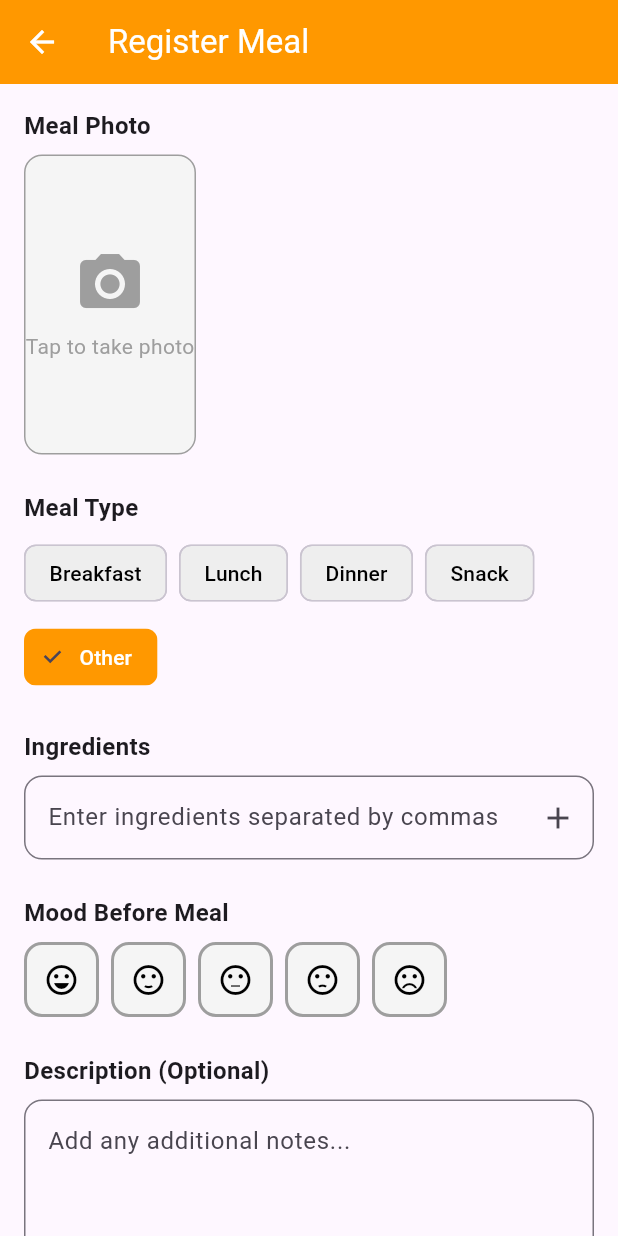
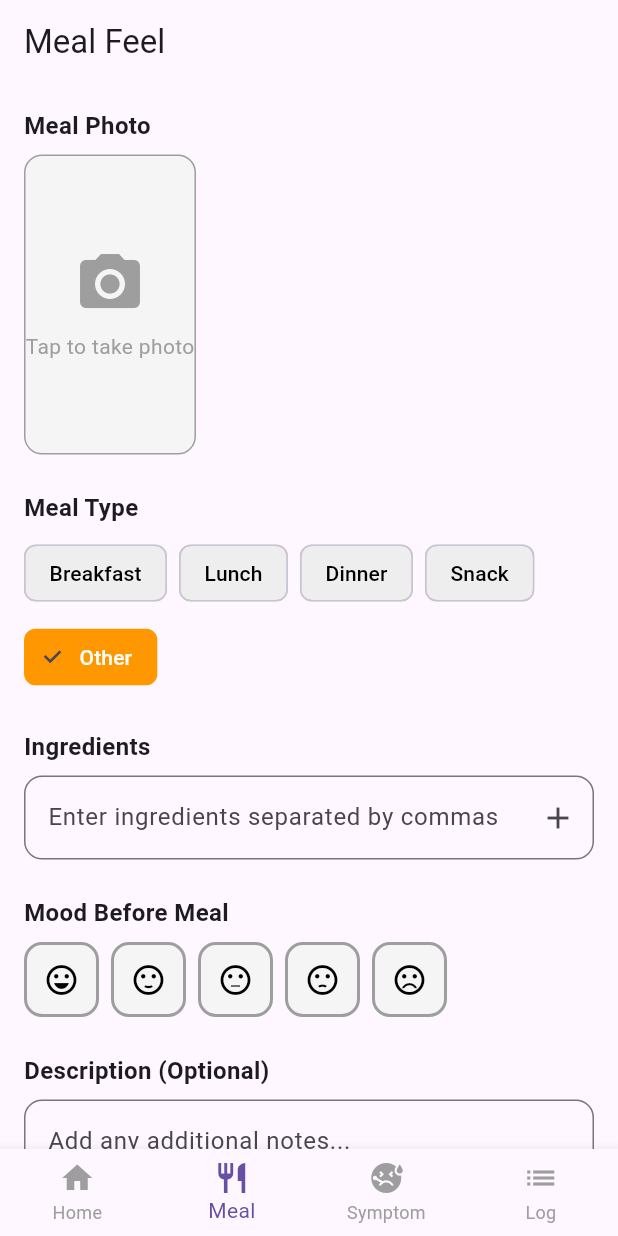
Before and after one commit to BartekBac/scheck, a Flutter app: the screen it shows after launch, item 2 of the bottom bar chosen, on a phone screen of 412 x 824 dp. Run offline on Flutter 3.47's test engine with Material 3 defaults, Android fonts, the phone set to English and light mode, and no system bars; our stand-ins replace bloc, drift, equatable, flutter_bloc, freezed_annotation, get_it and 4 more; accounts and stored records are empty; generated files the repository leaves out were written again.

Commit message:
added navigation feature, added camera handling, EntryBloc refactore to watch entries stream

```diff
--- a/lib/app/view/app.dart
+++ b/lib/app/view/app.dart
@@ -1,5 +1,5 @@
 import 'package:flutter/material.dart';
-import 'package:scheck/features/entries/presentation/pages/home_page.dart';
+import 'package:scheck/features/navigation/presentation/pages/navigation_page.dart';
 import 'package:scheck/l10n/l10n.dart';
 
 class App extends StatelessWidget {
@@ -21,7 +21,7 @@ class App extends StatelessWidget {
       ),
       localizationsDelegates: AppLocalizations.localizationsDelegates,
       supportedLocales: AppLocalizations.supportedLocales,
-      home: const HomePage(),
+      home: const NavigationPage(),
     );
   }
 }
--- /dev/null
+++ b/lib/features/entries/domain/usecases/watch_entries.dart
@@ -0,0 +1,14 @@
+import 'package:injectable/injectable.dart';
+import 'package:scheck/core/entities/entry.dart';
+import 'package:scheck/features/entries/domain/repositories/entry_repository.dart';
+
+@injectable
+class WatchEntries {
+  final EntryRepository _repository;
+
+  WatchEntries(this._repository);
+
+  Stream<List<Entry>> call() {
+    return _repository.watchAll();
+  }
+}
--- a/lib/features/entries/presentation/bloc/entry_bloc.dart
+++ b/lib/features/entries/presentation/bloc/entry_bloc.dart
@@ -1,27 +1,42 @@
 import 'package:bloc/bloc.dart';
+import 'package:freezed_annotation/freezed_annotation.dart';
 import 'package:injectable/injectable.dart';
 import 'package:scheck/core/entities/entry.dart';
-import 'package:scheck/features/entries/domain/usecases/add_entry.dart';
 import 'package:scheck/features/entries/domain/usecases/get_entries.dart';
-//import 'entry_event.dart';
-//import 'entry_state.dart';
+import 'package:scheck/features/entries/domain/usecases/watch_entries.dart';
 
 part 'entry_event.dart';
 part 'entry_state.dart';
+part 'entry_bloc.freezed.dart';
 
-//TODO: should be refactored to watch repo streams
+
 @injectable
 class EntryBloc extends Bloc<EntryEvent, EntryState> {
   final GetEntries getEntries;
-  final AddEntry addEntry;
+  //final AddEntry addEntry;
+  final WatchEntries watchEntries;
 
   EntryBloc({
     required this.getEntries,
-    required this.addEntry,
+    //required this.addEntry,
+    required this.watchEntries,
   }) : super(EntryInitial()) {
     on<LoadEntries>(_onLoadEntries);
-    on<AddEntryEvent>(_onAddEntry);
-    on<DeleteEntryEvent>(_onDeleteEntry);
+    /*on<AddEntryEvent>(_onAddEntry);
+    on<DeleteEntryEvent>(_onDeleteEntry);*/
+    on<EntriesSubscriptionRequested>(_onSubscriptionRequested);
+  }
+
+  Future<void> _onSubscriptionRequested(
+      EntriesSubscriptionRequested event,
+      Emitter<EntryState> emit,
+      ) async {
+    emit(EntryLoading());
+    await emit.onEach<List<Entry>>(
+      watchEntries(),
+      onData: (entries) => emit(EntryLoaded(entries)),
+      onError: (error, stackTrace) => emit(EntryError('Failed to load entries: $error')),
+    );
   }
 
   Future<void> _onLoadEntries(LoadEntries event, Emitter<EntryState> emit) async {
@@ -34,6 +49,7 @@ class EntryBloc extends Bloc<EntryEvent, EntryState> {
     }
   }
 
+  /*
   Future<void> _onAddEntry(AddEntryEvent event, Emitter<EntryState> emit) async {
     try {
       await addEntry(event.entry);
@@ -51,4 +67,5 @@ class EntryBloc extends Bloc<EntryEvent, EntryState> {
       emit(EntryError('Failed to delete entry: $e'));
     }
   }
+  */
 }
--- a/lib/features/entries/presentation/bloc/entry_event.dart
+++ b/lib/features/entries/presentation/bloc/entry_event.dart
@@ -4,6 +4,9 @@ abstract class EntryEvent {}
 
 class LoadEntries extends EntryEvent {}
 
+class EntriesSubscriptionRequested extends EntryEvent {}
+
+/*
 class AddEntryEvent extends EntryEvent {
   final Entry entry;
 
@@ -14,4 +17,4 @@ class DeleteEntryEvent extends EntryEvent {
   final String id;
 
   DeleteEntryEvent(this.id);
-}
+}*/
--- a/lib/features/entries/presentation/bloc/entry_state.dart
+++ b/lib/features/entries/presentation/bloc/entry_state.dart
@@ -1,19 +1,9 @@
 part of 'entry_bloc.dart';
 
-abstract class EntryState {}
-
-class EntryInitial extends EntryState {}
-
-class EntryLoading extends EntryState {}
-
-class EntryLoaded extends EntryState {
-  final List<Entry> entries;
-
-  EntryLoaded(this.entries);
+@freezed
+sealed class EntryState with _$EntryState {
+  const factory EntryState.initial() = EntryInitial;
+  const factory EntryState.loading() = EntryLoading;
+  const factory EntryState.loaded(List<Entry> entries) = EntryLoaded;
+  const factory EntryState.error(String message) = EntryError;
 }
-
-class EntryError extends EntryState {
-  final String message;
-
-  EntryError(this.message);
-}
--- a/lib/features/entries/presentation/pages/meal_registration_page.dart
+++ b/lib/features/entries/presentation/pages/meal_registration_page.dart
@@ -11,20 +11,9 @@ class MealRegistrationPage extends StatelessWidget {
 
   @override
   Widget build(BuildContext context) {
-    return Scaffold(
-      appBar: AppBar(
-        title: const Text('Register Meal'),
-        elevation: 0,
-        backgroundColor: Colors.orange,
-        foregroundColor: Colors.white,
-      ),
-      body: BlocProvider(
-        create: (context) => getIt<MealRegistrationBloc>(),
-        /*create: (context) => MealRegistrationBloc(
-          addEntry: AddEntry(EntryRepositoryMock())
-        ),*/
-        child: const MealRegistrationForm(),
-      ),
+    return BlocProvider(
+      create: (context) => getIt<MealRegistrationBloc>(),
+      child: const MealRegistrationForm(),
     );
   }
 }
@@ -46,28 +35,28 @@ class MealRegistrationBloc extends Bloc<MealRegistrationEvent, MealRegistrationS
   Future<void> _onSelectImage(SelectImage event, Emitter<MealRegistrationState> emit) async {
     emit(state.copyWith(
       imageUrl: event.imageUrl,
-      status: MealRegistrationStatus.imageSelected,
+      status: MealRegistrationStatus.editing,
     ));
   }
 
   Future<void> _onUpdateMealType(UpdateMealType event, Emitter<MealRegistrationState> emit) async {
     emit(state.copyWith(
       mealType: event.mealType,
-      status: MealRegistrationStatus.mealTypeSelected,
+      status: MealRegistrationStatus.editing,
     ));
   }
 
   Future<void> _onUpdateIngredients(UpdateIngredients event, Emitter<MealRegistrationState> emit) async {
     emit(state.copyWith(
       ingredients: event.ingredients,
-      status: MealRegistrationStatus.ingredientsAdded,
+      status: MealRegistrationStatus.editing,
     ));
   }
 
   Future<void> _onUpdateMood(UpdateMood event, Emitter<MealRegistrationState> emit) async {
     emit(state.copyWith(
       moodBeforeMeal: event.mood,
-      status: MealRegistrationStatus.moodSelected,
+      status: MealRegistrationStatus.editing,
     ));
   }
 
@@ -148,6 +137,8 @@ class MealRegistrationState {
   final String? error;
   final MealRegistrationStatus status;
 
+  bool get readyToSave => imageUrl.isNotEmpty;
+
   const MealRegistrationState({
     this.imageUrl = '',
     this.mealType = MealType.other,
@@ -184,10 +175,7 @@ class MealRegistrationState {
 
 enum MealRegistrationStatus {
   initial,
-  imageSelected,
-  mealTypeSelected,
-  ingredientsAdded,
-  moodSelected,
+  editing,
   submitting,
   submitted,
   error,
--- a/lib/features/entries/presentation/widgets/meal_registration_form.dart
+++ b/lib/features/entries/presentation/widgets/meal_registration_form.dart
@@ -1,7 +1,12 @@
+import 'dart:developer';
+import 'dart:io';
+
 import 'package:flutter/material.dart';
 import 'package:flutter_bloc/flutter_bloc.dart';
+import 'package:image_picker/image_picker.dart';
 import 'package:scheck/core/entities/entry.dart';
 import 'package:scheck/features/entries/presentation/pages/meal_registration_page.dart';
+import 'package:scheck/features/navigation/presentation/bloc/navigation_bloc.dart';
 
 class MealRegistrationForm extends StatelessWidget {
   const MealRegistrationForm({super.key});
@@ -34,7 +39,8 @@ class MealRegistrationForm extends StatelessWidget {
   }
 
   Widget _buildImageSection(BuildContext context) {
-    final state = context.read<MealRegistrationBloc>().state;
+    final bloc = context.read<MealRegistrationBloc>();
+    final state = bloc.state;
     return Column(
       crossAxisAlignment: CrossAxisAlignment.start,
       children: [
@@ -45,8 +51,83 @@ class MealRegistrationForm extends StatelessWidget {
         const SizedBox(height: 8),
         GestureDetector(
           onTap: () {
-            // TODO: Open camera
-            context.read<MealRegistrationBloc>().add(SelectImage('placeholder_url'));
+            showModalBottomSheet(
+              context: context,
+              builder: (bottomSheetContext) => SafeArea(
+                child: SizedBox(
+                  height: MediaQuery.of(context).size.height / 5,
+                  child: Column(
+                    mainAxisAlignment: MainAxisAlignment.center,
+                    children: [
+                      Row(
+                        mainAxisAlignment: MainAxisAlignment.spaceEvenly,
+                        children: [
+                          ElevatedButton(
+                            onPressed: () async {
+                              try {
+                                final picker = ImagePicker();
+                                final image = await picker.pickImage(source: ImageSource.camera);
+                                if (image != null) {
+                                  bloc.add(SelectImage(image.path));
+                                  if (bottomSheetContext.mounted) {
+                                    Navigator.pop(bottomSheetContext);
+                                  }
+                                }
+                              } catch (e) {
+                                log(e.toString(), error: e);
+                                if (bottomSheetContext.mounted) {
+                                  Navigator.pop(bottomSheetContext);
+                                  ScaffoldMessenger.of(context).showSnackBar(
+                                    const SnackBar(
+                                      behavior: SnackBarBehavior.floating,
+                                      content: Text('Camera not available. Use gallery instead.'),
+                                      backgroundColor: Colors.orange,
+                                    ),
+                                  );
+                                }
+                              }
+                            },
+                            child: const Text('Camera'),
+                          ),
+                          ElevatedButton(
+                            onPressed: () async {
+                              try {
+                                final picker = ImagePicker();
+                                final image = await picker.pickImage(source: ImageSource.gallery);
+                                if (image != null) {
+                                  bloc.add(SelectImage(image.path));
+                                  if (bottomSheetContext.mounted) {
+                                    Navigator.pop(bottomSheetContext);
+                                  }
+                                }
+                              } catch (e) {
+                                log(e.toString(), error: e);
+                                if (bottomSheetContext.mounted) {
+                                  Navigator.pop(bottomSheetContext);
+                                  ScaffoldMessenger.of(context).showSnackBar(
+                                    const SnackBar(
+                                      behavior: SnackBarBehavior.floating,
+                                      content: Text('Gallery not available.'),
+                                      backgroundColor: Colors.red,
+                                    ),
+                                  );
+                                }
+                              }
+                            },
+                            child: const Text('Gallery'),
+                          ),
+                        ],
+                      ),
+                      const SizedBox(height: 16),
+                      TextButton(
+                        onPressed: () => Navigator.pop(bottomSheetContext),
+                        child: const Text('Cancel'),
+                      ),
+                    ],
+                  ),
+                ),
+              ),
+            );
           },
           child: Container(
             height: 200,
@@ -66,8 +147,8 @@ class MealRegistrationForm extends StatelessWidget {
                   )
                 : ClipRRect(
                     borderRadius: BorderRadius.circular(12),
-                    child: Image.network(
-                      state.imageUrl,
+                    child: Image.file(
+                      File(state.imageUrl),
                       fit: BoxFit.cover,
                       width: double.infinity,
                       height: 200,
@@ -94,7 +175,7 @@ class MealRegistrationForm extends StatelessWidget {
           runSpacing: 8,
           children: MealType.values.map((type) {
             return ChoiceChip(
-              label: Text(_getMealTypeLabel(type)),
+              label: Text(type.label),
               selected: state.mealType == type,
               onSelected: (selected) {
                 if (selected) {
@@ -190,7 +271,7 @@ class MealRegistrationForm extends StatelessWidget {
                   color: state.moodBeforeMeal == mood ? Colors.orange : Colors.grey[100],
                 ),
                 child: Icon(
-                  _getMoodIcon(mood),
+                  mood.icon,
                   color: state.moodBeforeMeal == mood ? Colors.white : Colors.black,
                 ),
               ),
@@ -228,11 +309,10 @@ class MealRegistrationForm extends StatelessWidget {
 
   Widget _buildSubmitButton(BuildContext context, MealRegistrationState state) {
     return ElevatedButton(
-      onPressed: state.status == MealRegistrationStatus.imageSelected
-          ? () {
-              context.read<MealRegistrationBloc>().add(SubmitMeal());
-            }
-          : null,
+      onPressed: () {
+        context.read<MealRegistrationBloc>().add(SubmitMeal());
+        context.read<NavigationBloc>().add(NavigationEvent.pageChanged(0));
+      },
       style: ElevatedButton.styleFrom(
         backgroundColor: Colors.orange,
         foregroundColor: Colors.white,
@@ -248,33 +328,4 @@ class MealRegistrationForm extends StatelessWidget {
     );
   }
 
-  String _getMealTypeLabel(MealType type) {
-    switch (type) {
-      case MealType.breakfast:
-        return 'Breakfast';
-      case MealType.lunch:
-        return 'Lunch';
-      case MealType.dinner:
-        return 'Dinner';
-      case MealType.snack:
-        return 'Snack';
-      case MealType.other:
-        return 'Other';
-    }
-  }
-
-  IconData _getMoodIcon(Mood mood) {
-    switch (mood) {
-      case Mood.great:
-        return Icons.sentiment_very_satisfied;
-      case Mood.good:
-        return Icons.sentiment_satisfied;
-      case Mood.neutral:
-        return Icons.sentiment_neutral;
-      case Mood.bad:
-        return Icons.sentiment_dissatisfied;
-      case Mood.terrible:
-        return Icons.sentiment_very_dissatisfied;
-    }
-  }
 }
--- /dev/null
+++ b/lib/features/navigation/presentation/bloc/navigation_bloc.dart
@@ -0,0 +1,24 @@
+import 'package:bloc/bloc.dart';
+import 'package:freezed_annotation/freezed_annotation.dart';
+
+part 'navigation_bloc.freezed.dart';
+
+@freezed
+sealed class NavigationEvent with _$NavigationEvent {
+  const factory NavigationEvent.pageChanged(int index) = PageChanged;
+}
+
+@freezed
+sealed class NavigationState with _$NavigationState {
+  const factory NavigationState({
+    @Default(0) int pageIndex,
+  }) = _NavigationState;
+}
+
+class NavigationBloc extends Bloc<NavigationEvent, NavigationState> {
+  NavigationBloc() : super(const _NavigationState()) {
+    on<PageChanged>((event, emit) {
+      emit(state.copyWith(pageIndex: event.index));
+    });
+  }
+}
--- /dev/null
+++ b/lib/features/navigation/presentation/pages/navigation_page.dart
@@ -0,0 +1,81 @@
+import 'package:flutter/material.dart';
+import 'package:flutter_bloc/flutter_bloc.dart';
+import 'package:scheck/features/entries/presentation/bloc/entry_bloc.dart';
+import 'package:scheck/features/entries/presentation/pages/entries_log_page.dart';
+import 'package:scheck/features/entries/presentation/pages/home_page.dart';
+import 'package:scheck/features/entries/presentation/pages/meal_registration_page.dart';
+import 'package:scheck/features/entries/presentation/pages/symptom_registration_page.dart';
+import 'package:scheck/features/navigation/presentation/bloc/navigation_bloc.dart';
+import 'package:scheck/injection.dart';
+
+class NavigationPage extends StatelessWidget {
+  const NavigationPage({super.key});
+
+  @override
+  Widget build(BuildContext context) {
+    return MultiBlocProvider(
+      providers: [
+        BlocProvider(create: (_) => NavigationBloc()),
+        BlocProvider(
+          create: (context) => getIt<EntryBloc>()..add(EntriesSubscriptionRequested()),
+        ),
+      ],
+      child: const NavigationView(),
+    );
+  }
+}
+
+class NavigationView extends StatelessWidget {
+  const NavigationView({super.key});
+
+  static const List<Widget> _pages = <Widget>[
+    HomeContent(),
+    MealRegistrationPage(),
+    SymptomRegistrationPage(),
+    EntriesLogPage(),
+  ];
+
+  @override
+  Widget build(BuildContext context) {
+    return BlocBuilder<NavigationBloc, NavigationState>(
+      builder: (context, state) {
+        return Scaffold(
+          appBar: AppBar(
+            title: const Text('Meal Feel'), // TODO: This should be dynamic
+            elevation: 0,
+          ),
+          body: IndexedStack(
+            index: state.pageIndex,
+            children: _pages,
+          ),
+          bottomNavigationBar: BottomNavigationBar(
+            type: BottomNavigationBarType.fixed,
+            selectedItemColor: Theme.of(context).colorScheme.primary,
+            unselectedItemColor: Colors.grey,
+            currentIndex: state.pageIndex,
+            onTap: (index) =>
+                context.read<NavigationBloc>().add(PageChanged(index)),
+            items: const [
+              BottomNavigationBarItem(
+                icon: Icon(Icons.home),
+                label: 'Home',
+              ),
+              BottomNavigationBarItem(
+                icon: Icon(Icons.restaurant),
+                label: 'Meal',
+              ),
+              BottomNavigationBarItem(
+                icon: Icon(Icons.sick),
+                label: 'Symptom',
+              ),
+              BottomNavigationBarItem(
+                icon: Icon(Icons.list),
+                label: 'Log',
+              ),
+            ],
+          ),
+        );
+      },
+    );
+  }
+}
--- a/pubspec.yaml
+++ b/pubspec.yaml
@@ -16,6 +16,7 @@ dependencies:
     sdk: flutter
   equatable: ^2.0.5
   camera: ^0.10.5+5
+  image_picker: ^1.2.1
   path_provider: ^2.1.1
   shared_preferences: ^2.2.2
   sqflite: ^2.3.0
```
Also changed, not shown: lib/core/entities/entry.dart (+22 -0 lines), lib/features/entries/presentation/pages/entries_log_page.dart (+1 -14 lines), lib/features/entries/presentation/pages/home_page.dart (+64 -90 lines), lib/features/entries/presentation/pages/symptom_registration_page.dart (+3 -12 lines), lib/features/entries/presentation/bloc/entry_bloc.freezed.dart (added), lib/features/navigation/presentation/bloc/navigation_bloc.freezed.dart (added), lib/injection.config.dart, pubspec.lock, 4 other files.
